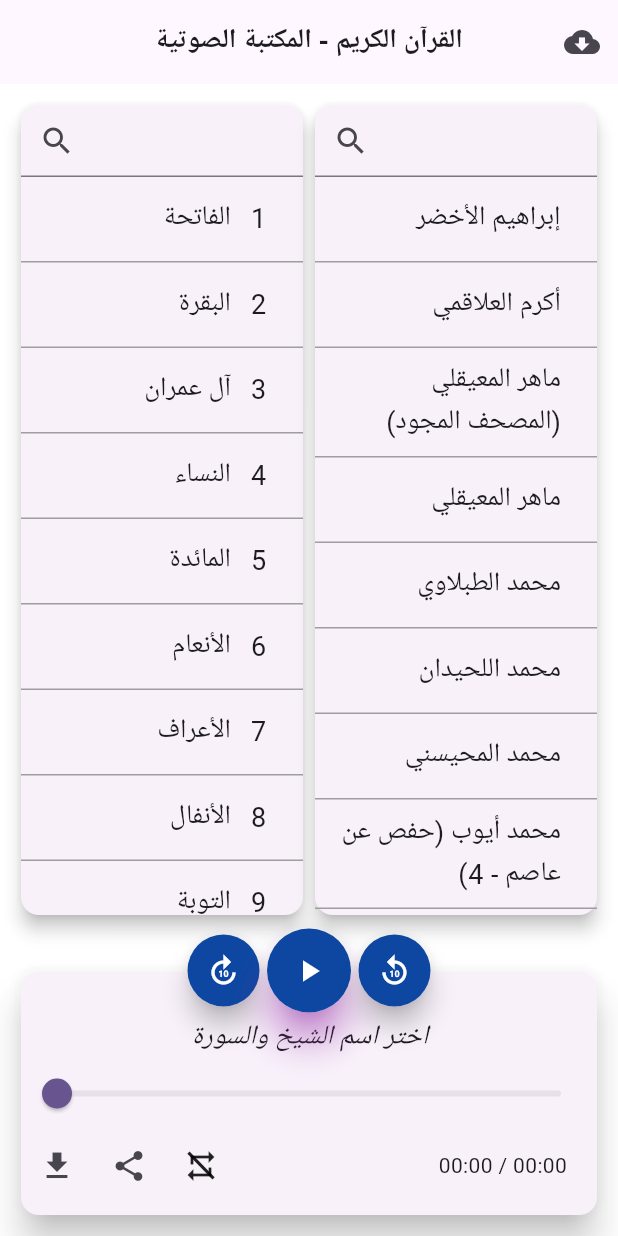
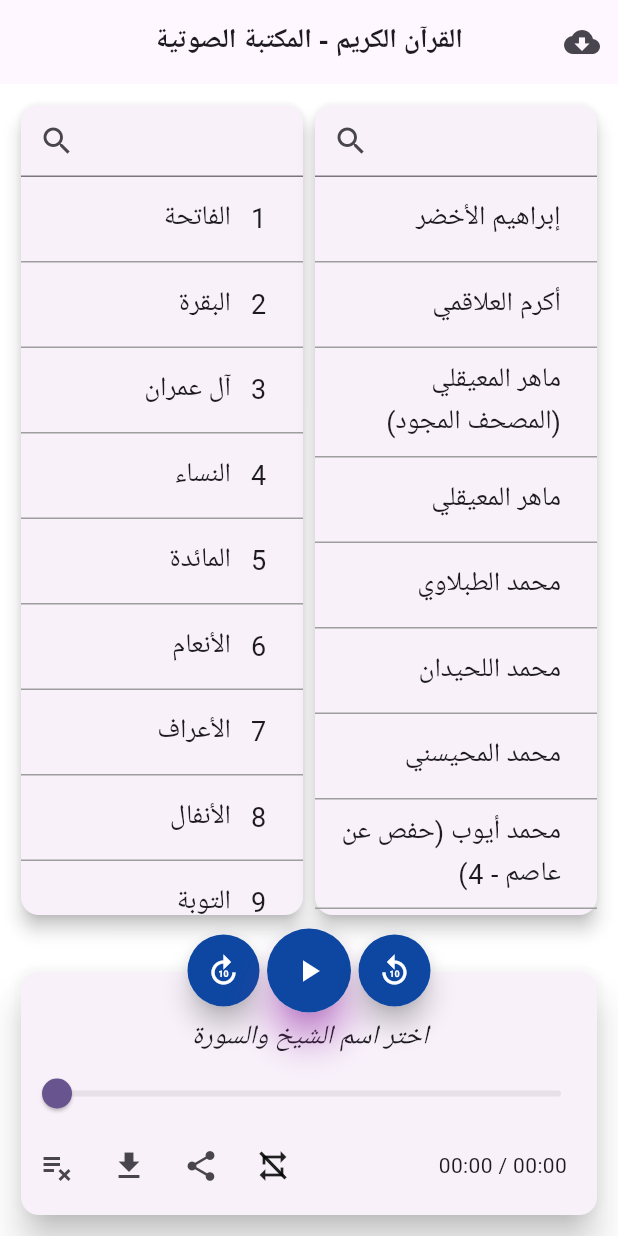
Before and after one commit to AhmedAndroid1998/portfolio_flutter_quran_mp3, a Flutter app: the screen it shows after launch, on a phone screen of 412 x 824 dp. Run offline on Flutter 3.47's test engine with Material 3 defaults, Android fonts, the phone set to English and light mode, and no system bars; our stand-ins replace audioplayers, device_info_plus, dio, fluttertoast, get, permission_handler.

Commit message:
toggle playlist mode and icon on click

```diff
--- a/lib/widgets/ui_audio_player_section.dart
+++ b/lib/widgets/ui_audio_player_section.dart
@@ -62,6 +62,14 @@ class _AudioPlayerSectionState extends State<AudioPlayerSection> {
                   children: [
                     Row(
                       children: [
+                        Obx(
+                          () => IconButton(
+                            onPressed: () {
+                              audioCtrl.togglePlaylist();
+                            },
+                            icon: Icon(audioCtrl.playlistModeIcon.value),
+                          ),
+                        ),
                         DownloadButton(),
                         IconButton(
                           onPressed: () {},
```
Also changed, not shown: lib/controllers/audio_controller.dart (+21 -0 lines).
